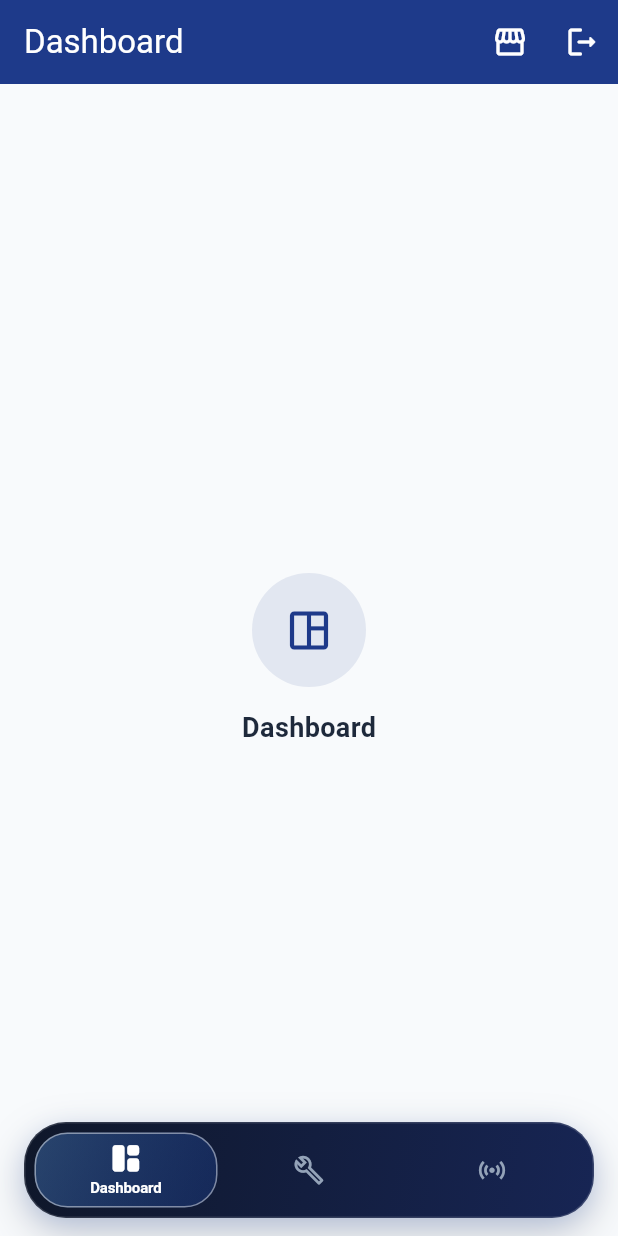
After one commit to fork-devs/mobile-application-DriveOS, a Flutter app: the MainPage screen opened by its route, on a phone screen of 412 x 824 dp. The commit adds this screen. Run offline on Flutter 3.47's test engine with Material 3 defaults, Android fonts, the phone set to English and light mode, and no system bars; our stand-ins replace flutter_secure_storage, get_it, go_router; missing offline and left inert: maplibre_gl; accounts and stored records are empty.

Commit message:
feat(main): add role-scoped MainPage shell and wire router and DI

```diff
--- a/lib/core/di/dependency_injection.dart
+++ b/lib/core/di/dependency_injection.dart
@@ -18,6 +18,7 @@ import 'package:mobile_application_driveos/features/core/infrastructure/remote/p
 import 'package:mobile_application_driveos/features/core/infrastructure/remote/workshop_api.dart';
 import 'package:mobile_application_driveos/features/core/infrastructure/repositories/core_repository_impl.dart';
 import 'package:mobile_application_driveos/features/core/presentation/controllers/branch_selection_view_model.dart';
+import 'package:mobile_application_driveos/features/customer/presentation/controllers/customer_home_view_model.dart';
 import 'package:mobile_application_driveos/features/fleet/application/fleet_application.dart';
 import 'package:mobile_application_driveos/features/fleet/domain/fleet_domain.dart';
 import 'package:mobile_application_driveos/features/fleet/infrastructure/remote/appointment_api.dart';
@@ -654,4 +655,15 @@ void setupDependencies() {
       ),
     );
   }
+  if (!getIt.isRegistered<CustomerHomeViewModel>()) {
+    getIt.registerFactory<CustomerHomeViewModel>(
+      () => CustomerHomeViewModel(
+        manageWorkOrders: getIt<ManageWorkOrders>(),
+        manageQuotes: getIt<ManageQuotes>(),
+        getAnalytics: getIt<GetAnalytics>(),
+        getVehicles: getIt<GetVehicles>(),
+        sessionStorage: getIt<SessionStorage>(),
+      ),
+    );
+  }
 }
--- a/lib/core/routing/app_router.dart
+++ b/lib/core/routing/app_router.dart
@@ -10,6 +10,8 @@ import 'package:mobile_application_driveos/features/auth/presentation/views/forg
 import 'package:mobile_application_driveos/features/auth/presentation/views/login_page.dart';
 import 'package:mobile_application_driveos/features/auth/presentation/views/register_page.dart';
 import 'package:mobile_application_driveos/features/core/presentation/views/branch_selection_page.dart';
+import 'package:mobile_application_driveos/features/customer/presentation/views/customer_home_page.dart';
+import 'package:mobile_application_driveos/features/main/presentation/main_page.dart';
 
 /// Builds the declarative [GoRouter] configuration for DriveOS Mobile.
 class AppRouter {
@@ -46,46 +48,13 @@ class AppRouter {
         ),
         GoRoute(
           path: '/main',
-          builder: (context, state) => const _PlaceholderScreen(
-            title: 'DriveOS Workshop',
-            subtitle: 'Workshop shell pending implementation.',
-          ),
+          builder: (context, state) => const MainPage(),
         ),
         GoRoute(
           path: '/customer',
-          builder: (context, state) => const _PlaceholderScreen(
-            title: 'DriveOS Customer',
-            subtitle: 'Customer portal pending implementation.',
-          ),
+          builder: (context, state) => const CustomerHomePage(),
         ),
       ],
     );
   }
 }
-
-class _PlaceholderScreen extends StatelessWidget {
-  final String title;
-  final String subtitle;
-
-  const _PlaceholderScreen({
-    required this.title,
-    required this.subtitle,
-  });
-
-  @override
-  Widget build(BuildContext context) {
-    return Scaffold(
-      appBar: AppBar(title: Text(title)),
-      body: Center(
-        child: Padding(
-          padding: const EdgeInsets.all(24),
-          child: Text(
-            subtitle,
-            textAlign: TextAlign.center,
-            style: Theme.of(context).textTheme.bodyLarge,
-          ),
-        ),
-      ),
-    );
-  }
-}
--- /dev/null
+++ b/lib/features/main/presentation/main_page.dart
@@ -0,0 +1,366 @@
+import 'package:flutter/material.dart';
+import 'package:go_router/go_router.dart';
+import 'package:mobile_application_driveos/core/auth/mobile_role_scope.dart';
+import 'package:mobile_application_driveos/core/di/dependency_injection.dart';
+import 'package:mobile_application_driveos/core/localization/app_localizations.dart';
+import 'package:mobile_application_driveos/core/storage/session_storage.dart';
+import 'package:mobile_application_driveos/core/theme/app_theme.dart';
+import 'package:mobile_application_driveos/core/widgets/driveos_empty_state.dart';
+import 'package:mobile_application_driveos/core/widgets/driveos_floating_nav_bar.dart';
+import 'package:mobile_application_driveos/features/auth/application/auth_application.dart';
+import 'package:mobile_application_driveos/features/customer/presentation/views/customer_home_page.dart';
+
+class _NavDestinationSpec {
+  final Key key;
+  final IconData icon;
+  final IconData selectedIcon;
+  final String labelKey;
+  final Widget page;
+
+  const _NavDestinationSpec({
+    required this.key,
+    required this.icon,
+    required this.selectedIcon,
+    required this.labelKey,
+    required this.page,
+  });
+}
+
+/// Role-scoped main navigation shell for `WORKSHOP_ADMIN` and `TECHNICIAN`
+/// accounts, delegating `CUSTOMER` accounts to [CustomerHomePage].
+class MainPage extends StatefulWidget {
+  /// Initial selected tab index.
+  final int initialIndex;
+
+  /// Optional explicit role scope override (used in tests).
+  final MobileRoleScope? roleScope;
+
+  /// Optional tab page overrides (used in tests or incremental integration).
+  final List<Widget>? overridePages;
+
+  /// Creates a [MainPage].
+  const MainPage({
+    super.key,
+    this.initialIndex = 0,
+    this.roleScope,
+    this.overridePages,
+  });
+
+  @override
+  State<MainPage> createState() => _MainPageState();
+}
+
+class _MainPageState extends State<MainPage>
+    with SingleTickerProviderStateMixin {
+  late int _currentIndex;
+  int _transitionDirection = 1;
+  late final AnimationController _tabController;
+  late final Animation<double> _fadeAnimation;
+  late Animation<Offset> _slideAnimation;
+  MobileRoleScope? _cachedScope;
+  late List<_NavDestinationSpec> _cachedSpecs;
+
+  MobileRoleScope get _effectiveScope {
+    if (widget.roleScope != null) return widget.roleScope!;
+    if (getIt.isRegistered<SessionStorage>()) {
+      return RoleRouter.resolveScopeOrNull(getIt<SessionStorage>().roles) ??
+          MobileRoleScope.technician;
+    }
+    return MobileRoleScope.technician;
+  }
+
+  @override
+  void initState() {
+    super.initState();
+    _currentIndex = widget.initialIndex;
+    _tabController = AnimationController(
+      vsync: this,
+      duration: const Duration(milliseconds: 220),
+      value: 1.0,
+    );
+    _fadeAnimation = Tween<double>(begin: 0.72, end: 1.0).animate(
+      CurvedAnimation(parent: _tabController, curve: Curves.easeOutCubic),
+    );
+    _slideAnimation = Tween<Offset>(
+      begin: Offset.zero,
+      end: Offset.zero,
+    ).animate(
+      CurvedAnimation(parent: _tabController, curve: Curves.easeOutCubic),
+    );
+  }
+
+  @override
+  void dispose() {
+    _tabController.dispose();
+    super.dispose();
+  }
+
+  void _onDestinationSelected(int index) {
+    if (index == _currentIndex) return;
+    final direction = index > _currentIndex ? 1 : -1;
+    setState(() {
+      _transitionDirection = direction;
+      _currentIndex = index;
+      _slideAnimation = Tween<Offset>(
+        begin: Offset(0.025 * _transitionDirection, 0),
+        end: Offset.zero,
+      ).animate(
+        CurvedAnimation(parent: _tabController, curve: Curves.easeOutCubic),
+      );
+    });
+    _tabController.forward(from: 0.0);
+  }
+
+  Future<void> _signOut() async {
+    if (getIt.isRegistered<Logout>()) {
+      await getIt<Logout>()();
+    } else if (getIt.isRegistered<SessionStorage>()) {
+      await getIt<SessionStorage>().clear();
+    }
+    if (mounted) {
+      context.go('/login');
+    }
+  }
+
+  List<_NavDestinationSpec> _buildDestinations(MobileRoleScope scope) {
+    final override = widget.overridePages;
+    if (scope == MobileRoleScope.workshopAdmin) {
+      return [
+        _NavDestinationSpec(
+          key: const Key('nav_dashboard'),
+          icon: Icons.space_dashboard_outlined,
+          selectedIcon: Icons.space_dashboard_rounded,
+          labelKey: 'dashboard_tab',
+          page: override != null && override.isNotEmpty
+              ? override[0]
+              : _ShellTabScaffold(
+                  titleKey: 'dashboard_tab',
+                  icon: Icons.space_dashboard_outlined,
+                  onSwitchBranch: () => context.go('/branches'),
+                  onSignOut: _signOut,
+                ),
+        ),
+        _NavDestinationSpec(
+          key: const Key('nav_orders'),
+          icon: Icons.build_outlined,
+          selectedIcon: Icons.build_rounded,
+          labelKey: 'orders_tab',
+          page: override != null && override.length > 1
+              ? override[1]
+              : _ShellTabScaffold(
+                  titleKey: 'orders_tab',
+                  icon: Icons.build_outlined,
+                  onSwitchBranch: () => context.go('/branches'),
+                  onSignOut: _signOut,
+                ),
+        ),
+        _NavDestinationSpec(
+          key: const Key('nav_appointments'),
+          icon: Icons.calendar_month_outlined,
+          selectedIcon: Icons.calendar_month_rounded,
+          labelKey: 'appointments_tab',
+          page: override != null && override.length > 2
+              ? override[2]
+              : _ShellTabScaffold(
+                  titleKey: 'appointments_tab',
+                  icon: Icons.calendar_month_outlined,
+                  onSwitchBranch: () => context.go('/branches'),
+                  onSignOut: _signOut,
+                ),
+        ),
+        _NavDestinationSpec(
+          key: const Key('nav_inventory'),
+          icon: Icons.inventory_2_outlined,
+          selectedIcon: Icons.inventory_2_rounded,
+          labelKey: 'inventory_tab',
+          page: override != null && override.length > 3
+              ? override[3]
+              : _ShellTabScaffold(
+                  titleKey: 'inventory_tab',
+                  icon: Icons.inventory_2_outlined,
+                  onSwitchBranch: () => context.go('/branches'),
+                  onSignOut: _signOut,
+                ),
+        ),
+        _NavDestinationSpec(
+          key: const Key('nav_telemetry'),
+          icon: Icons.sensors_outlined,
+          selectedIcon: Icons.sensors_rounded,
+          labelKey: 'telemetry_tab',
+          page: override != null && override.length > 4
+              ? override[4]
+              : _ShellTabScaffold(
+                  titleKey: 'telemetry_tab',
+                  icon: Icons.sensors_outlined,
+                  onSwitchBranch: () => context.go('/branches'),
+                  onSignOut: _signOut,
+                ),
+        ),
+      ];
+    }
+
+    return [
+      _NavDestinationSpec(
+        key: const Key('nav_dashboard'),
+        icon: Icons.space_dashboard_outlined,
+        selectedIcon: Icons.space_dashboard_rounded,
+        labelKey: 'dashboard_tab',
+        page: override != null && override.isNotEmpty
+            ? override[0]
+            : _ShellTabScaffold(
+                titleKey: 'dashboard_tab',
+                icon: Icons.space_dashboard_outlined,
+                onSwitchBranch: () => context.go('/branches'),
+                onSignOut: _signOut,
+              ),
+      ),
+      _NavDestinationSpec(
+        key: const Key('nav_orders'),
+        icon: Icons.build_outlined,
+        selectedIcon: Icons.build_rounded,
+        labelKey: 'orders_tab',
+        page: override != null && override.length > 1
+            ? override[1]
+            : _ShellTabScaffold(
+                titleKey: 'orders_tab',
+                icon: Icons.build_outlined,
+                onSwitchBranch: () => context.go('/branches'),
+                onSignOut: _signOut,
+              ),
+      ),
+      _NavDestinationSpec(
+        key: const Key('nav_telemetry'),
+        icon: Icons.sensors_outlined,
+        selectedIcon: Icons.sensors_rounded,
+        labelKey: 'telemetry_tab',
+        page: override != null && override.length > 2
+            ? override[2]
+            : _ShellTabScaffold(
+                titleKey: 'telemetry_tab',
+                icon: Icons.sensors_outlined,
+                onSwitchBranch: () => context.go('/branches'),
+                onSignOut: _signOut,
+              ),
+      ),
+    ];
+  }
+
+  @override
+  Widget build(BuildContext context) {
+    final scope = _effectiveScope;
+    if (scope == MobileRoleScope.customer) {
+      return const CustomerHomePage();
+    }
+
+    final loc = AppLocalizations.of(context);
+    if (_cachedScope != scope) {
+      _cachedScope = scope;
+      _cachedSpecs = _buildDestinations(scope);
+    }
+    final specs = _cachedSpecs;
+    final safeIndex = _currentIndex.clamp(0, specs.length - 1);
+
+    return Scaffold(
+      extendBody: true,
+      body: FadeTransition(
+        opacity: _fadeAnimation,
+        child: SlideTransition(
+          position: _slideAnimation,
+          child: IndexedStack(
+            index: safeIndex,
+            children: specs.map((spec) => spec.page).toList(),
+          ),
+        ),
+      ),
+      bottomNavigationBar: DriveOSFloatingNavBar(
+        key: const Key('main_navigation_bar'),
+        selectedIndex: safeIndex,
+        onDestinationSelected: _onDestinationSelected,
+        items: specs
+            .map(
+              (spec) => DriveOSNavItem(
+                key: spec.key,
+                icon: spec.icon,
+                selectedIcon: spec.selectedIcon,
+                label: loc.translate(spec.labelKey),
+              ),
+            )
+            .toList(),
+      ),
+    );
+  }
+}
+
+class _ShellTabScaffold extends StatelessWidget {
+  const _ShellTabScaffold({
+    required this.titleKey,
+    required this.icon,
+    required this.onSwitchBranch,
+    required this.onSignOut,
+  });
+
+  final String titleKey;
+  final IconData icon;
+  final VoidCallback onSwitchBranch;
+  final VoidCallback onSignOut;
+
+  @override
+  Widget build(BuildContext context) {
+    final loc = AppLocalizations.of(context);
+    final activeBranch = getIt.isRegistered<SessionStorage>()
+        ? getIt<SessionStorage>().activeBranchName
+        : null;
+
+    return Scaffold(
+      backgroundColor: DriveOSColors.warmNeutral,
+      appBar: AppBar(
+        title: Column(
+          crossAxisAlignment: CrossAxisAlignment.start,
+          children: [
+            Text(loc.translate(titleKey)),
+            if (activeBranch != null && activeBranch.isNotEmpty)
+              Text(
+                activeBranch,
+                style: TextStyle(
+                  fontSize: 12,
+                  color: DriveOSColors.graphiteText.withValues(alpha: 0.65),
+                ),
+              ),
+          ],
+        ),
+        actions: [
+          IconButton(
+            tooltip: loc.translate('switch_branch'),
+            icon: const Icon(Icons.storefront_outlined),
+            onPressed: onSwitchBranch,
+          ),
+          IconButton(
+            tooltip: loc.translate('sign_out'),
+            icon: const Icon(Icons.logout_rounded),
+            onPressed: onSignOut,
+          ),
+        ],
+      ),
+      body: Center(
+        child: Column(
+          mainAxisSize: MainAxisSize.min,
+          children: [
+            DriveOSEmptyStateIcon(
+              icon: icon,
+              color: DriveOSColors.primaryBlue,
+            ),
+            const SizedBox(height: 14),
+            Text(
+              loc.translate(titleKey),
+              style: const TextStyle(
+                fontSize: 18,
+                fontWeight: FontWeight.w700,
+                color: DriveOSColors.graphiteText,
+              ),
+            ),
+          ],
+        ),
+      ),
+    );
+  }
+}
```
